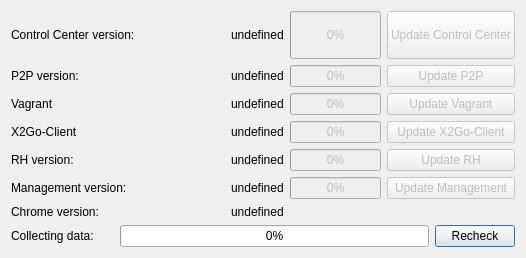
Old version of the form hub/forms/DlgAbout.ui in the repository subutai-io/control-center.
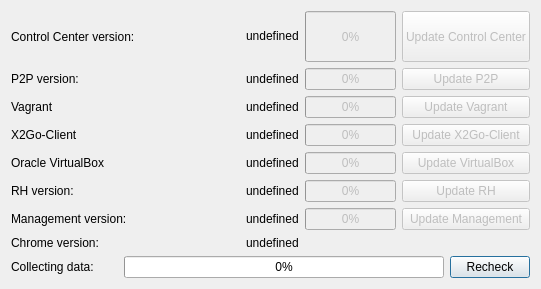
New version of the form. Icons and pictures are not drawn.

Patch:
```diff
--- a/hub/forms/DlgAbout.ui
+++ b/hub/forms/DlgAbout.ui
@@ -6,8 +6,8 @@
    <rect>
     <x>0</x>
     <y>0</y>
-    <width>526</width>
-    <height>258</height>
+    <width>541</width>
+    <height>289</height>
    </rect>
   </property>
   <property name="windowTitle">
@@ -49,9 +49,36 @@
       </layout>
      </item>
      <item row="0" column="0">
-      <layout class="QGridLayout" name="gridLayout_2" rowstretch="2,0,0,0,0,0,0" columnstretch="1,0,0,0">
-       <item row="1" column="2">
-        <widget class="QProgressBar" name="pb_p2p">
+      <layout class="QGridLayout" name="gridLayout_2" rowstretch="2,0,0,0,0,0,0,0" columnstretch="1,0,0,0">
+       <item row="0" column="1">
+        <widget class="QLabel" name="lbl_tray_version_val">
+         <property name="text">
+          <string>undefined</string>
+         </property>
+         <property name="textInteractionFlags">
+          <set>Qt::LinksAccessibleByMouse|Qt::TextSelectableByKeyboard|Qt::TextSelectableByMouse</set>
+         </property>
+        </widget>
+       </item>
+       <item row="6" column="1">
+        <widget class="QLabel" name="lbl_rhm_version_val">
+         <property name="text">
+          <string>undefined</string>
+         </property>
+         <property name="textInteractionFlags">
+          <set>Qt::LinksAccessibleByMouse|Qt::TextSelectableByKeyboard|Qt::TextSelectableByMouse</set>
+         </property>
+        </widget>
+       </item>
+       <item row="0" column="0">
+        <widget class="QLabel" name="lbl_tray_version">
+         <property name="text">
+          <string>Control Center version:</string>
+         </property>
+        </widget>
+       </item>
+       <item row="6" column="2">
+        <widget class="QProgressBar" name="pb_rhm">
          <property name="enabled">
           <bool>false</bool>
          </property>
@@ -66,7 +93,30 @@
          </property>
         </widget>
        </item>
-       <item row="5" column="3">
+       <item row="0" column="2">
+        <widget class="QProgressBar" name="pb_tray">
+         <property name="enabled">
+          <bool>false</bool>
+         </property>
+         <property name="sizePolicy">
+          <sizepolicy hsizetype="Preferred" vsizetype="Preferred">
+           <horstretch>0</horstretch>
+           <verstretch>0</verstretch>
+          </sizepolicy>
+         </property>
+         <property name="value">
+          <number>0</number>
+         </property>
+        </widget>
+       </item>
+       <item row="3" column="0">
+        <widget class="QLabel" name="lbl_x2go_version">
+         <property name="text">
+          <string>X2Go-Client</string>
+         </property>
+        </widget>
+       </item>
+       <item row="6" column="3">
         <widget class="QPushButton" name="btn_rhm_update">
          <property name="enabled">
           <bool>false</bool>
@@ -82,10 +132,19 @@
          </property>
         </widget>
        </item>
-       <item row="5" column="0">
-        <widget class="QLabel" name="lbl_rhm_version">
-         <property name="text">
-          <string>Management version:</string>
+       <item row="1" column="2">
+        <widget class="QProgressBar" name="pb_p2p">
+         <property name="enabled">
+          <bool>false</bool>
+         </property>
+         <property name="sizePolicy">
+          <sizepolicy hsizetype="Preferred" vsizetype="Preferred">
+           <horstretch>0</horstretch>
+           <verstretch>0</verstretch>
+          </sizepolicy>
+         </property>
+         <property name="value">
+          <number>0</number>
          </property>
         </widget>
        </item>
@@ -115,8 +174,28 @@
          </property>
         </widget>
        </item>
-       <item row="0" column="1">
-        <widget class="QLabel" name="lbl_tray_version_val">
+       <item row="3" column="2">
+        <widget class="QProgressBar" name="pb_x2go">
+         <property name="enabled">
+          <bool>false</bool>
+         </property>
+         <property name="value">
+          <number>0</number>
+         </property>
+        </widget>
+       </item>
+       <item row="3" column="3">
+        <widget class="QPushButton" name="btn_x2go_update">
+         <property name="enabled">
+          <bool>false</bool>
+         </property>
+         <property name="text">
+          <string>Update X2Go-Client</string>
+         </property>
+        </widget>
+       </item>
+       <item row="7" column="1">
+        <widget class="QLabel" name="lbl_chrome_version_val">
          <property name="text">
           <string>undefined</string>
          </property>
@@ -126,6 +205,13 @@
         </widget>
        </item>
        <item row="6" column="0">
+        <widget class="QLabel" name="lbl_rhm_version">
+         <property name="text">
+          <string>Management version:</string>
+         </property>
+        </widget>
+       </item>
+       <item row="7" column="0">
         <widget class="QLabel" name="lbl_chrome_version">
          <property name="sizePolicy">
           <sizepolicy hsizetype="Preferred" vsizetype="Preferred">
@@ -154,8 +240,41 @@
          </property>
         </widget>
        </item>
+       <item row="5" column="3">
+        <widget class="QPushButton" name="btn_rh_update">
+         <property name="enabled">
+          <bool>false</bool>
+         </property>
+         <property name="sizePolicy">
+          <sizepolicy hsizetype="Preferred" vsizetype="Preferred">
+           <horstretch>0</horstretch>
+           <verstretch>0</verstretch>
+          </sizepolicy>
+         </property>
+         <property name="text">
+          <string>Update RH</string>
+         </property>
+        </widget>
+       </item>
+       <item row="2" column="3">
+        <widget class="QPushButton" name="btn_vagrant_update">
+         <property name="enabled">
+          <bool>false</bool>
+         </property>
+         <property name="text">
+          <string>Update Vagrant</string>
+         </property>
+        </widget>
+       </item>
+       <item row="2" column="0">
+        <widget class="QLabel" name="lbl_vagrant_version">
+         <property name="text">
+          <string>Vagrant</string>
+         </property>
+        </widget>
+       </item>
        <item row="5" column="1">
-        <widget class="QLabel" name="lbl_rhm_version_val">
+        <widget class="QLabel" name="lbl_rh_version_val">
          <property name="text">
           <string>undefined</string>
          </property>
@@ -164,15 +283,8 @@
          </property>
         </widget>
        </item>
-       <item row="0" column="0">
-        <widget class="QLabel" name="lbl_tray_version">
-         <property name="text">
-          <string>Control Center version:</string>
-         </property>
-        </widget>
-       </item>
        <item row="5" column="2">
-        <widget class="QProgressBar" name="pb_rhm">
+        <widget class="QProgressBar" name="pb_rh">
          <property name="enabled">
           <bool>false</bool>
          </property>
@@ -187,51 +299,18 @@
          </property>
         </widget>
        </item>
-       <item row="0" column="2">
-        <widget class="QProgressBar" name="pb_tray">
+       <item row="2" column="2">
+        <widget class="QProgressBar" name="pb_vagrant">
          <property name="enabled">
           <bool>false</bool>
          </property>
-         <property name="sizePolicy">
-          <sizepolicy hsizetype="Preferred" vsizetype="Preferred">
-           <horstretch>0</horstretch>
-           <verstretch>0</verstretch>
-          </sizepolicy>
-         </property>
          <property name="value">
           <number>0</number>
          </property>
         </widget>
        </item>
-       <item row="3" column="0">
-        <widget class="QLabel" name="lbl_x2go_version">
-         <property name="text">
-          <string>X2Go-Client</string>
-         </property>
-        </widget>
-       </item>
-       <item row="3" column="3">
-        <widget class="QPushButton" name="btn_x2go_update">
-         <property name="enabled">
-          <bool>false</bool>
-         </property>
-         <property name="text">
-          <string>Update X2Go-Client</string>
-         </property>
-        </widget>
-       </item>
-       <item row="3" column="2">
-        <widget class="QProgressBar" name="pb_x2go">
-         <property name="enabled">
-          <bool>false</bool>
-         </property>
-         <property name="value">
-          <number>0</number>
-         </property>
-        </widget>
-       </item>
-       <item row="6" column="1">
-        <widget class="QLabel" name="lbl_chrome_version_val">
+       <item row="2" column="1">
+        <widget class="QLabel" name="lbl_vagrant_version_val">
          <property name="text">
           <string>undefined</string>
          </property>
@@ -254,86 +333,44 @@
          </property>
         </widget>
        </item>
-       <item row="4" column="0">
+       <item row="5" column="0">
         <widget class="QLabel" name="lbl_rh_version">
          <property name="text">
           <string>RH version:</string>
          </property>
         </widget>
        </item>
+       <item row="4" column="0">
+        <widget class="QLabel" name="lbl_oracle_virtualbox_version">
+         <property name="text">
+          <string>Oracle VirtualBox</string>
+         </property>
+        </widget>
+       </item>
        <item row="4" column="1">
-        <widget class="QLabel" name="lbl_rh_version_val">
-         <property name="text">
-          <string>undefined</string>
-         </property>
-         <property name="textInteractionFlags">
-          <set>Qt::LinksAccessibleByMouse|Qt::TextSelectableByKeyboard|Qt::TextSelectableByMouse</set>
-         </property>
-        </widget>
-       </item>
-       <item row="4" column="2">
-        <widget class="QProgressBar" name="pb_rh">
-         <property name="enabled">
-          <bool>false</bool>
-         </property>
-         <property name="sizePolicy">
-          <sizepolicy hsizetype="Preferred" vsizetype="Preferred">
-           <horstretch>0</horstretch>
-           <verstretch>0</verstretch>
-          </sizepolicy>
-         </property>
-         <property name="value">
-          <number>0</number>
-         </property>
-        </widget>
-       </item>
-       <item row="2" column="2">
-        <widget class="QProgressBar" name="pb_vagrant">
-         <property name="enabled">
-          <bool>false</bool>
-         </property>
-         <property name="value">
-          <number>0</number>
-         </property>
-        </widget>
-       </item>
-       <item row="2" column="1">
-        <widget class="QLabel" name="lbl_vagrant_version_val">
+        <widget class="QLabel" name="lbl_oracle_virtualbox_version_val">
          <property name="text">
           <string>undefined</string>
          </property>
         </widget>
        </item>
        <item row="4" column="3">
-        <widget class="QPushButton" name="btn_rh_update">
+        <widget class="QPushButton" name="btn_oracle_virtualbox_update">
          <property name="enabled">
           <bool>false</bool>
          </property>
-         <property name="sizePolicy">
-          <sizepolicy hsizetype="Preferred" vsizetype="Preferred">
-           <horstretch>0</horstretch>
-           <verstretch>0</verstretch>
-          </sizepolicy>
-         </property>
          <property name="text">
-          <string>Update RH</string>
+          <string>Update VirtualBox</string>
          </property>
         </widget>
        </item>
-       <item row="2" column="3">
-        <widget class="QPushButton" name="btn_vagrant_update">
+       <item row="4" column="2">
+        <widget class="QProgressBar" name="pb_oracle_virtualbox">
          <property name="enabled">
           <bool>false</bool>
          </property>
-         <property name="text">
-          <string>Update Vagrant</string>
-         </property>
-        </widget>
-       </item>
-       <item row="2" column="0">
-        <widget class="QLabel" name="lbl_vagrant_version">
-         <property name="text">
-          <string>Vagrant</string>
+         <property name="value">
+          <number>0</number>
          </property>
         </widget>
        </item>
```
Left out of the diff: 3 changed lines with no effect on the pictures.
